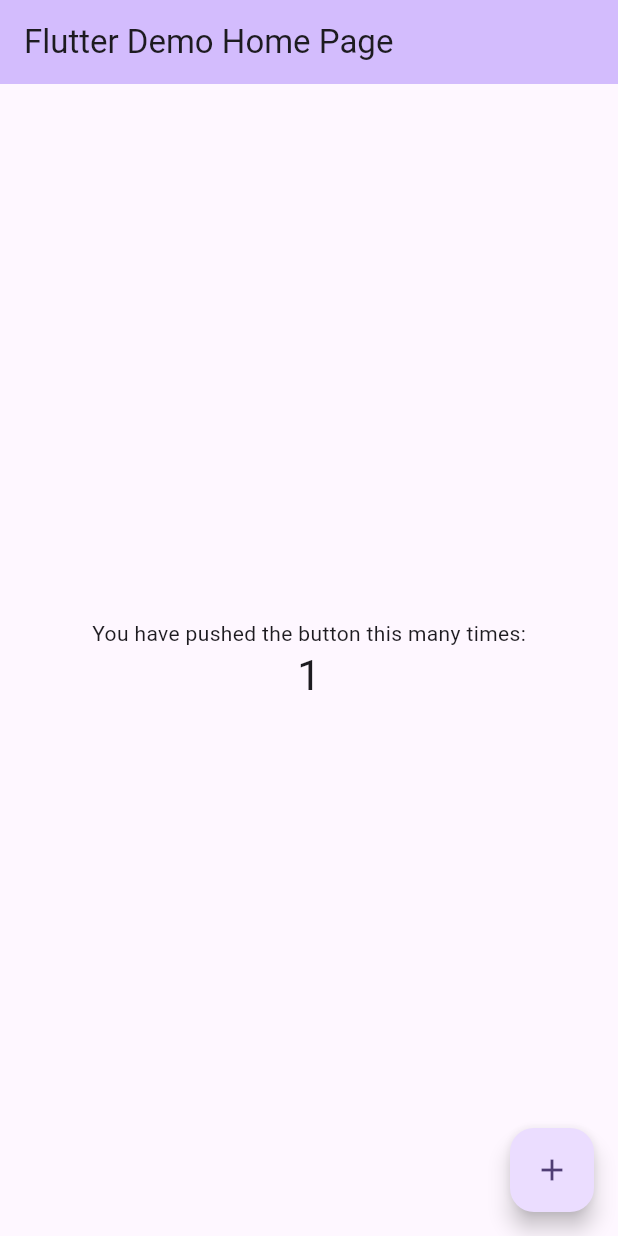
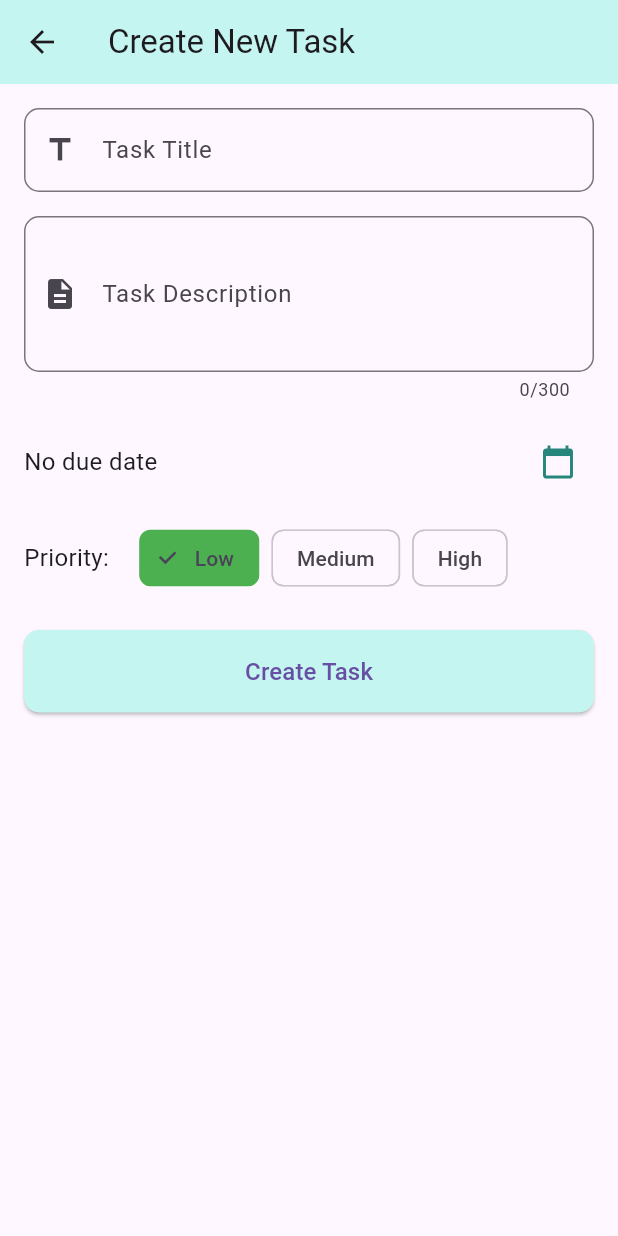
Before and after one commit to roshdology123/ToDo-List-MD-labs, a Flutter app: the screen it shows after launch, after a tap on the "add" icon, on a phone screen of 412 x 824 dp. Run offline on Flutter 3.47's test engine with Material 3 defaults, Android fonts, the phone set to English and light mode, and no system bars; our stand-ins replace get, shared_preferences.

Commit message:
Todo list app

```diff
--- /dev/null
+++ b/lib/controller/todo_controller.dart
@@ -0,0 +1,94 @@
+import 'package:get/get.dart';
+import 'package:shared_preferences/shared_preferences.dart';
+import 'dart:convert';
+import '../data/model/todo_model.dart';
+
+abstract class TodoStorageInterface {
+  Future<void> saveTodos(List<TodoModel> todos);
+  Future<List<TodoModel>> loadTodos();
+}
+
+class SharedPreferenceStorage implements TodoStorageInterface {
+  @override
+  Future<void> saveTodos(List<TodoModel> todos) async {
+    final prefs = await SharedPreferences.getInstance();
+    final todoJsonList = todos.map((todo) => todo.toJson()).toList();
+    await prefs.setString('todos', json.encode(todoJsonList));
+  }
+
+  @override
+  Future<List<TodoModel>> loadTodos() async {
+    final prefs = await SharedPreferences.getInstance();
+    final todoJsonString = prefs.getString('todos');
+
+    if (todoJsonString != null) {
+      final List<dynamic> todoJsonList = json.decode(todoJsonString);
+      return todoJsonList
+          .map<TodoModel>((json) => TodoModel.fromJson(json))
+          .toList();
+    }
+    return [];
+  }
+}
+
+class MockTodoStorage implements TodoStorageInterface {
+  List<TodoModel> _mockTodos = [];
+
+  @override
+  Future<void> saveTodos(List<TodoModel> todos) async {
+    _mockTodos = List.from(todos);
+  }
+
+  @override
+  Future<List<TodoModel>> loadTodos() async {
+    return List.from(_mockTodos);
+  }
+}
+
+class TodoController extends GetxController {
+  final RxList<TodoModel> todos = <TodoModel>[].obs;
+  final TodoStorageInterface storage;
+
+  TodoController({TodoStorageInterface? storage})
+      : storage = storage ?? SharedPreferenceStorage();
+
+  @override
+  void onInit() {
+    super.onInit();
+    loadTodos();
+  }
+
+  void addTodo(TodoModel todo) {
+    todos.add(todo);
+    saveTodos();
+  }
+
+  void updateTodo(TodoModel updatedTodo) {
+    final index = todos.indexWhere((todo) => todo.id == updatedTodo.id);
+    if (index != -1) {
+      todos[index] = updatedTodo;
+      todos.refresh();
+      saveTodos();
+    }
+  }
+
+  void removeTodo(int index) {
+    todos.removeAt(index);
+    saveTodos();
+  }
+
+  void toggleTodo(int index) {
+    todos[index].isCompleted = !todos[index].isCompleted;
+    todos.refresh();
+    saveTodos();
+  }
+
+  Future<void> saveTodos() async {
+    await storage.saveTodos(todos);
+  }
+
+  Future<void> loadTodos() async {
+    final loadedTodos = await storage.loadTodos();
+    todos.value = loadedTodos;
+  }
+}
--- /dev/null
+++ b/lib/core/consts.dart
@@ -0,0 +1,4 @@
+import 'dart:ui';
+
+const Color lightTurquoise = Color(0xffc5f5f0);
+const Color heavyTurquoise = Color(0xff26867c);
--- /dev/null
+++ b/lib/data/model/todo_model.dart
@@ -0,0 +1,38 @@
+enum TaskPriority { low, medium, high }
+
+class TodoModel {
+  String id;
+  String title;
+  String? description;
+  bool isCompleted;
+  DateTime? dueDate;
+  TaskPriority priority;
+
+  TodoModel({
+    String? id,
+    required this.title,
+    this.description,
+    this.isCompleted = false,
+    this.dueDate,
+    this.priority = TaskPriority.low,
+  }) : id = id ?? DateTime.now().toString();
+
+  Map<String, dynamic> toJson() => {
+        'id': id,
+        'title': title,
+        'description': description,
+        'isCompleted': isCompleted,
+        'dueDate': dueDate?.toIso8601String(),
+        'priority': priority.index,
+      };
+
+  factory TodoModel.fromJson(Map<String, dynamic> json) => TodoModel(
+        id: json['id'],
+        title: json['title'],
+        description: json['description'],
+        isCompleted: json['isCompleted'],
+        dueDate:
+            json['dueDate'] != null ? DateTime.parse(json['dueDate']) : null,
+        priority: TaskPriority.values[json['priority'] ?? 0],
+      );
+}
--- a/lib/main.dart
+++ b/lib/main.dart
@@ -1,125 +1,28 @@
 import 'package:flutter/material.dart';
+import 'package:get/get.dart';
+import 'package:todo_list/view/todo_view.dart';
 
-void main() {
-  runApp(const MyApp());
+import 'controller/todo_controller.dart';
+
+void main() async {
+  WidgetsFlutterBinding.ensureInitialized();
+  Get.lazyPut<TodoController>(() => TodoController());
+  runApp(const TodoApp());
 }
 
-class MyApp extends StatelessWidget {
-  const MyApp({super.key});
+class TodoApp extends StatelessWidget {
+  const TodoApp({super.key});
 
-  // This widget is the root of your application.
   @override
   Widget build(BuildContext context) {
-    return MaterialApp(
-      title: 'Flutter Demo',
+    return GetMaterialApp(
+      debugShowCheckedModeBanner: false,
+      title: 'Todo List App',
       theme: ThemeData(
-        // This is the theme of your application.
-        //
-        // TRY THIS: Try running your application with "flutter run". You'll see
-        // the application has a purple toolbar. Then, without quitting the app,
-        // try changing the seedColor in the colorScheme below to Colors.green
-        // and then invoke "hot reload" (save your changes or press the "hot
-        // reload" button in a Flutter-supported IDE, or press "r" if you used
-        // the command line to start the app).
-        //
-        // Notice that the counter didn't reset back to zero; the application
-        // state is not lost during the reload. To reset the state, use hot
-        // restart instead.
-        //
-        // This works for code too, not just values: Most code changes can be
-        // tested with just a hot reload.
-        colorScheme: ColorScheme.fromSeed(seedColor: Colors.deepPurple),
-        useMaterial3: true,
+        primarySwatch: Colors.red,
+        visualDensity: VisualDensity.adaptivePlatformDensity,
       ),
-      home: const MyHomePage(title: 'Flutter Demo Home Page'),
+      home: const AnimatedTodoView(),
     );
   }
 }
-
-class MyHomePage extends StatefulWidget {
-  const MyHomePage({super.key, required this.title});
-
-  // This widget is the home page of your application. It is stateful, meaning
-  // that it has a State object (defined below) that contains fields that affect
-  // how it looks.
-
-  // This class is the configuration for the state. It holds the values (in this
-  // case the title) provided by the parent (in this case the App widget) and
-  // used by the build method of the State. Fields in a Widget subclass are
-  // always marked "final".
-
-  final String title;
-
-  @override
-  State<MyHomePage> createState() => _MyHomePageState();
-}
-
-class _MyHomePageState extends State<MyHomePage> {
-  int _counter = 0;
-
-  void _incrementCounter() {
-    setState(() {
-      // This call to setState tells the Flutter framework that something has
-      // changed in this State, which causes it to rerun the build method below
-      // so that the display can reflect the updated values. If we changed
-      // _counter without calling setState(), then the build method would not be
-      // called again, and so nothing would appear to happen.
-      _counter++;
-    });
-  }
-
-  @override
-  Widget build(BuildContext context) {
-    // This method is rerun every time setState is called, for instance as done
-    // by the _incrementCounter method above.
-    //
-    // The Flutter framework has been optimized to make rerunning build methods
-    // fast, so that you can just rebuild anything that needs updating rather
-    // than having to individually change instances of widgets.
-    return Scaffold(
-      appBar: AppBar(
-        // TRY THIS: Try changing the color here to a specific color (to
-        // Colors.amber, perhaps?) and trigger a hot reload to see the AppBar
-        // change color while the other colors stay the same.
-        backgroundColor: Theme.of(context).colorScheme.inversePrimary,
-        // Here we take the value from the MyHomePage object that was created by
-        // the App.build method, and use it to set our appbar title.
-        title: Text(widget.title),
-      ),
-      body: Center(
-        // Center is a layout widget. It takes a single child and positions it
-        // in the middle of the parent.
-        child: Column(
-          // Column is also a layout widget. It takes a list of children and
-          // arranges them vertically. By default, it sizes itself to fit its
-          // children horizontally, and tries to be as tall as its parent.
-          //
-          // Column has various properties to control how it sizes itself and
-          // how it positions its children. Here we use mainAxisAlignment to
-          // center the children vertically; the main axis here is the vertical
-          // axis because Columns are vertical (the cross axis would be
-          // horizontal).
-          //
-          // TRY THIS: Invoke "debug painting" (choose the "Toggle Debug Paint"
-          // action in the IDE, or press "p" in the console), to see the
-          // wireframe for each widget.
-          mainAxisAlignment: MainAxisAlignment.center,
-          children: <Widget>[
-            const Text(
-              'You have pushed the button this many times:',
-            ),
-            Text(
-              '$_counter',
-              style: Theme.of(context).textTheme.headlineMedium,
-            ),
-          ],
-        ),
-      ),
-      floatingActionButton: FloatingActionButton(
-        onPressed: _incrementCounter,
-        tooltip: 'Increment',
-        child: const Icon(Icons.add),
-      ), // This trailing comma makes auto-formatting nicer for build methods.
-    );
-  }
-}
--- /dev/null
+++ b/lib/view/add_task_detail_view.dart
@@ -0,0 +1,199 @@
+import 'package:flutter/material.dart';
+import 'package:get/get.dart';
+import 'package:intl/intl.dart';
+import 'package:todo_list/view/widgets/text_input.dart';
+import '../controller/todo_controller.dart';
+import '../core/consts.dart';
+import '../data/model/todo_model.dart';
+
+class AddTaskDetailView extends StatefulWidget {
+  final TodoModel? existingTask;
+
+  const AddTaskDetailView({super.key, this.existingTask});
+
+  @override
+  State<AddTaskDetailView> createState() => _AddTaskDetailViewState();
+}
+
+class _AddTaskDetailViewState extends State<AddTaskDetailView> {
+  final TodoController _todoController = Get.find();
+
+  late TextEditingController _titleController;
+  late TextEditingController _descriptionController;
+  late DateTime? _selectedDate;
+  late TaskPriority _selectedPriority;
+
+  @override
+  void initState() {
+    super.initState();
+    _titleController =
+        TextEditingController(text: widget.existingTask?.title ?? '');
+    _descriptionController =
+        TextEditingController(text: widget.existingTask?.description ?? '');
+    _selectedDate = widget.existingTask?.dueDate;
+    _selectedPriority = widget.existingTask?.priority ?? TaskPriority.low;
+  }
+
+  @override
+  Widget build(BuildContext context) {
+    return Scaffold(
+      appBar: AppBar(
+        title:
+            Text(widget.existingTask == null ? 'Create New Task' : 'Edit Task'),
+        backgroundColor: lightTurquoise,
+      ),
+      body: SingleChildScrollView(
+        padding: const EdgeInsets.all(16),
+        child: Column(
+          crossAxisAlignment: CrossAxisAlignment.stretch,
+          children: [
+            _buildTitleField(),
+            const SizedBox(height: 16),
+            _buildDescriptionField(),
+            const SizedBox(height: 16),
+            _buildDueDatePicker(),
+            const SizedBox(height: 16),
+            _buildPrioritySelector(),
+            const SizedBox(height: 24),
+            ElevatedButton(
+              onPressed: _saveTask,
+              style: ElevatedButton.styleFrom(
+                backgroundColor: lightTurquoise,
+                padding: const EdgeInsets.symmetric(vertical: 16),
+                shape: RoundedRectangleBorder(
+                  borderRadius: BorderRadius.circular(10),
+                ),
+              ),
+              child: Text(
+                widget.existingTask == null ? 'Create Task' : 'Update Task',
+                style: const TextStyle(fontSize: 16),
+              ),
+            ),
+          ],
+        ),
+      ),
+    );
+  }
+
+  _buildTitleField() {
+    return TextInput(
+      controller: _titleController,
+      label: 'Task Title',
+      icon: Icons.title,
+    );
+  }
+
+  Widget _buildDescriptionField() {
+    return TextInput(
+      controller: _descriptionController,
+      icon: Icons.description,
+      label: 'Task Description',
+      maxLines: 3,
+      maxLength: 300,
+    );
+  }
+
+  Widget _buildDueDatePicker() {
+    return Row(
+      children: [
+        Expanded(
+          child: Text(
+            _selectedDate == null
+                ? 'No due date'
+                : 'Due: ${DateFormat('dd MMM yyyy').format(_selectedDate!)}',
+            style: const TextStyle(fontSize: 16),
+          ),
+        ),
+        IconButton(
+          icon: const Icon(Icons.calendar_today, color: heavyTurquoise),
+          onPressed: _showDatePicker,
+        ),
+      ],
+    );
+  }
+
+  Widget _buildPrioritySelector() {
+    return Row(
+      children: [
+        const Text('Priority:', style: TextStyle(fontSize: 16)),
+        const SizedBox(width: 16),
+        ...TaskPriority.values.map((priority) => Padding(
+              padding: const EdgeInsets.symmetric(horizontal: 4),
+              child: ChoiceChip(
+                label: Text(_getPriorityText(priority)),
+                selected: _selectedPriority == priority,
+                onSelected: (_) {
+                  setState(() {
+                    _selectedPriority = priority;
+                  });
+                },
+                selectedColor: _getPriorityColor(priority),
+              ),
+            )),
+      ],
+    );
+  }
+
+  void _showDatePicker() async {
+    final DateTime? picked = await showDatePicker(
+      context: context,
+      initialDate: _selectedDate ?? DateTime.now(),
+      firstDate: DateTime.now(),
+      lastDate: DateTime(2101),
+    );
+    if (picked != null && picked != _selectedDate) {
+      setState(() {
+        _selectedDate = picked;
+      });
+    }
+  }
+
+  void _saveTask() {
+    final title = _titleController.text.trim();
+    if (title.isEmpty) {
+      ScaffoldMessenger.of(context).showSnackBar(
+        const SnackBar(content: Text('Title is required')),
+      );
+      return;
+    }
+
+    final task = TodoModel(
+      id: widget.existingTask?.id,
+      title: title,
+      description: _descriptionController.text.trim(),
+      dueDate: _selectedDate,
+      priority: _selectedPriority,
+      isCompleted: widget.existingTask?.isCompleted ?? false,
+    );
+
+    if (widget.existingTask == null) {
+      _todoController.addTodo(task);
+    } else {
+      _todoController.updateTodo(task);
+    }
+
+    Navigator.of(context).pop();
+  }
+
+  String _getPriorityText(TaskPriority priority) {
+    switch (priority) {
+      case TaskPriority.low:
+        return 'Low';
+      case TaskPriority.medium:
+        return 'Medium';
+      case TaskPriority.high:
+        return 'High';
+    }
+  }
+
+  Color _getPriorityColor(TaskPriority priority) {
+    switch (priority) {
+      case TaskPriority.low:
+        return Colors.green;
+      case TaskPriority.medium:
+        return Colors.orange;
+      case TaskPriority.high:
+        return Colors.red;
+    }
+  }
+}
--- /dev/null
+++ b/lib/view/todo_view.dart
@@ -0,0 +1,166 @@
+import 'package:flutter/material.dart';
+import 'package:get/get.dart';
+import 'package:animations/animations.dart';
+import 'package:intl/intl.dart';
+import '../controller/todo_controller.dart';
+import '../core/consts.dart';
+import '../data/model/todo_model.dart';
+import 'add_task_detail_view.dart';
+
+class AnimatedTodoView extends StatefulWidget {
+  const AnimatedTodoView({super.key});
+
+  @override
+  State<AnimatedTodoView> createState() => _AnimatedTodoViewState();
+}
+
+class _AnimatedTodoViewState extends State<AnimatedTodoView> {
+  final TodoController _todoController = Get.put(TodoController());
+
+  @override
+  Widget build(BuildContext context) {
+    return Scaffold(
+      backgroundColor: Colors.grey[100],
+      appBar: AppBar(
+        title: const Text(
+          'Todo List',
+          style: TextStyle(fontWeight: FontWeight.bold),
+        ),
+        centerTitle: true,
+        elevation: 0,
+        backgroundColor: lightTurquoise,
+      ),
+      body: Obx(() => ListView.builder(
+            itemCount: _todoController.todos.length,
+            itemBuilder: (context, index) {
+              final todo = _todoController.todos[index];
+              return _buildTaskCard(todo, index);
+            },
+          )),
+      floatingActionButton: OpenContainer(
+        closedBuilder: (context, openContainer) => FloatingActionButton(
+          onPressed: openContainer,
+          backgroundColor: lightTurquoise,
+          child: const Icon(Icons.add),
+        ),
+        openBuilder: (context, closeContainer) => const AddTaskDetailView(),
+        closedElevation: 6,
+        openElevation: 6,
+        transitionType: ContainerTransitionType.fadeThrough,
+        closedShape: const RoundedRectangleBorder(
+          borderRadius: BorderRadius.all(Radius.circular(15)),
+        ),
+      ),
+    );
+  }
+
+  Widget _buildTaskCard(TodoModel todo, int index) {
+    return Dismissible(
+      key: Key(todo.id),
+      background: _buildDismissBackground(),
+      direction: DismissDirection.endToStart,
+      onDismissed: (_) => _todoController.removeTodo(index),
+      child: Card(
+        margin: const EdgeInsets.symmetric(horizontal: 16, vertical: 8),
+        elevation: 4,
+        shape: RoundedRectangleBorder(
+          borderRadius: BorderRadius.circular(15),
+        ),
+        child: ListTile(
+          title: Text(
+            todo.title,
+            style: TextStyle(
+              decoration: todo.isCompleted ? TextDecoration.lineThrough : null,
+              fontWeight: FontWeight.bold,
+            ),
+          ),
+          subtitle: Column(
+            crossAxisAlignment: CrossAxisAlignment.start,
+            children: [
+              if (todo.description != null && todo.description!.isNotEmpty)
+                Text(
+                  todo.description!,
+                  maxLines: 2,
+                  overflow: TextOverflow.ellipsis,
+                ),
+              const SizedBox(height: 8),
+              _buildTaskMetadata(todo),
+            ],
+          ),
+          trailing: Checkbox(
+            value: todo.isCompleted,
+            onChanged: (_) => _todoController.toggleTodo(index),
+            activeColor: Colors.green,
+          ),
+          onTap: () => Navigator.of(context).push(
+            MaterialPageRoute(
+              builder: (_) => AddTaskDetailView(existingTask: todo),
+            ),
+          ),
+        ),
+      ),
+    );
+  }
+
+  Widget _buildTaskMetadata(TodoModel todo) {
+    return Row(
+      children: [
+        if (todo.dueDate != null)
+          Padding(
+            padding: const EdgeInsets.only(right: 8),
+            child: Row(
+              children: [
+                const Icon(Icons.calendar_today, size: 16, color: Colors.grey),
+                const SizedBox(width: 4),
+                Text(
+                  DateFormat('dd MMM').format(todo.dueDate!),
+                  style: const TextStyle(color: Colors.grey),
+                ),
+              ],
+            ),
+          ),
+        _buildPriorityIndicator(todo.priority),
+      ],
+    );
+  }
+
+  Widget _buildPriorityIndicator(TaskPriority priority) {
+    Color priorityColor;
+    switch (priority) {
+      case TaskPriority.low:
+        priorityColor = Colors.green;
+        break;
+      case TaskPriority.medium:
+        priorityColor = Colors.orange;
+        break;
+      case TaskPriority.high:
+        priorityColor = Colors.red;
+        break;
+    }
+
+    return Container(
+      padding: const EdgeInsets.symmetric(horizontal: 8, vertical: 4),
+      decoration: BoxDecoration(
+        color: priorityColor.withOpacity(0.2),
+        borderRadius: BorderRadius.circular(12),
+      ),
+      child: Text(
+        priority.toString().split('.').last.toUpperCase(),
+        style: TextStyle(
+          color: priorityColor,
+          fontSize: 12,
+          fontWeight: FontWeight.bold,
+        ),
+      ),
+    );
+  }
+
+  Widget _buildDismissBackground() {
+    return Container(
+      color: Colors.red,
+      alignment: Alignment.centerRight,
+      padding: const EdgeInsets.only(right: 20),
+      child: const Icon(Icons.delete, color: Colors.white),
+    );
+  }
+}
--- /dev/null
+++ b/lib/view/widgets/text_input.dart
@@ -0,0 +1,34 @@
+import 'package:flutter/material.dart';
+
+class TextInput extends StatelessWidget {
+  final TextEditingController controller;
+  final String label;
+  final IconData icon;
+  final int? maxLines;
+  final int? maxLength;
+
+  const TextInput({
+    required this.controller,
+    required this.label,
+    required this.icon,
+    super.key,
+    this.maxLines,
+    this.maxLength,
+  });
+
+  @override
+  Widget build(BuildContext context) {
+    return TextField(
+      controller: controller,
+      decoration: InputDecoration(
+        labelText: label,
+        border: OutlineInputBorder(
+          borderRadius: BorderRadius.circular(10),
+        ),
+        prefixIcon: Icon(icon),
+      ),
+      maxLines: maxLines,
+      maxLength: maxLength,
+    );
+  }
+}
--- a/pubspec.yaml
+++ b/pubspec.yaml
@@ -35,7 +35,10 @@ dependencies:
   # The following adds the Cupertino Icons font to your application.
   # Use with the CupertinoIcons class for iOS style icons.
   cupertino_icons: ^1.0.8
-
+  get: ^4.6.6
+  shared_preferences: ^2.3.3
+  animations: ^2.0.11
+  intl: ^0.19.0
 dev_dependencies:
   flutter_test:
     sdk: flutter
```
Also changed, not shown: pubspec.lock, 7 other files.
